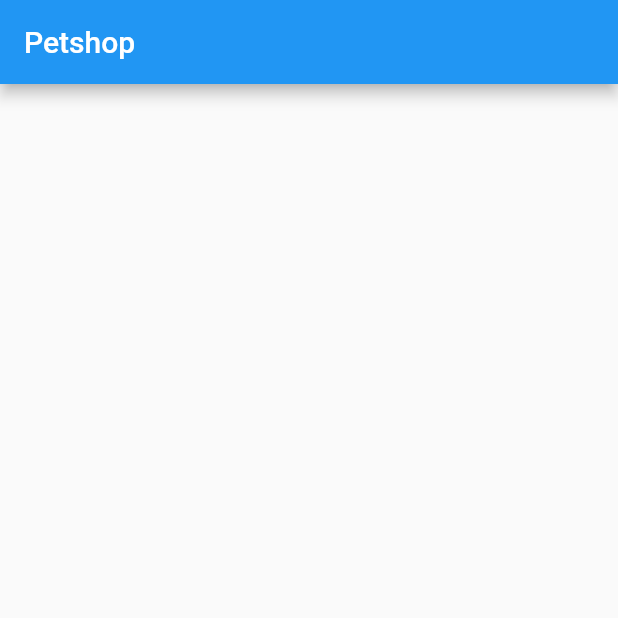
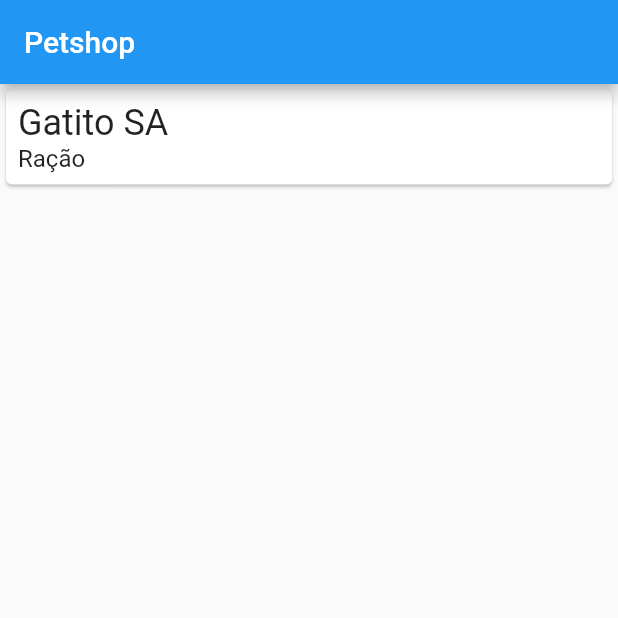
Before and after one commit to alura-cursos/flutter-petshop, a Flutter app: the screen it shows after launch, on a phone screen of 412 x 824 dp, the top half of it. Run offline on Flutter 3.47's test engine with Material 2 defaults, Android fonts, the phone set to English and light mode, and no system bars.

Commit message:
Representando fornecedor com Card

```diff
--- a/lib/main.dart
+++ b/lib/main.dart
@@ -10,6 +10,28 @@ class Petshop extends StatelessWidget {
         appBar: AppBar(
           title: Text('Petshop'),
         ),
+        body: SizedBox(
+          width: double.infinity,
+          child: Card(
+            child: Padding(
+              padding: const EdgeInsets.all(8.0),
+              child: Column(
+                mainAxisSize: MainAxisSize.min,
+                crossAxisAlignment: CrossAxisAlignment.start,
+                children: <Widget>[
+                  Text(
+                    'Gatito SA',
+                    style: TextStyle(fontSize: 24),
+                  ),
+                  Text(
+                    'Ração',
+                    style: TextStyle(fontSize: 16),
+                  )
+                ],
+              ),
+            ),
+          ),
+        ),
       ),
     );
   }
```
